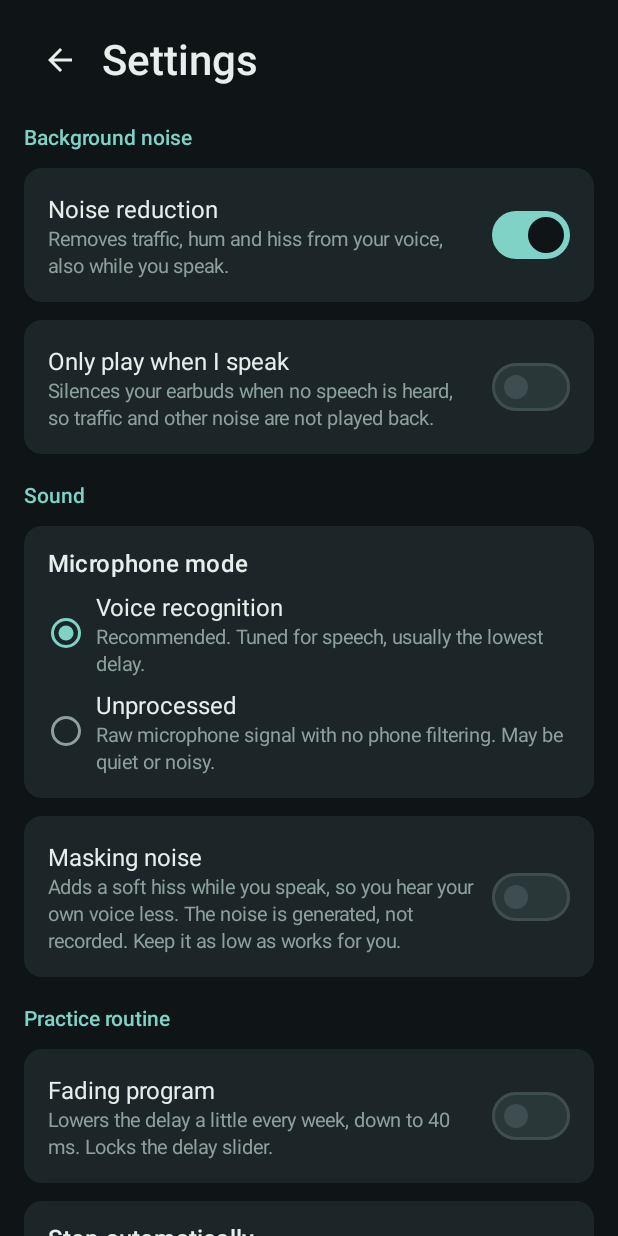
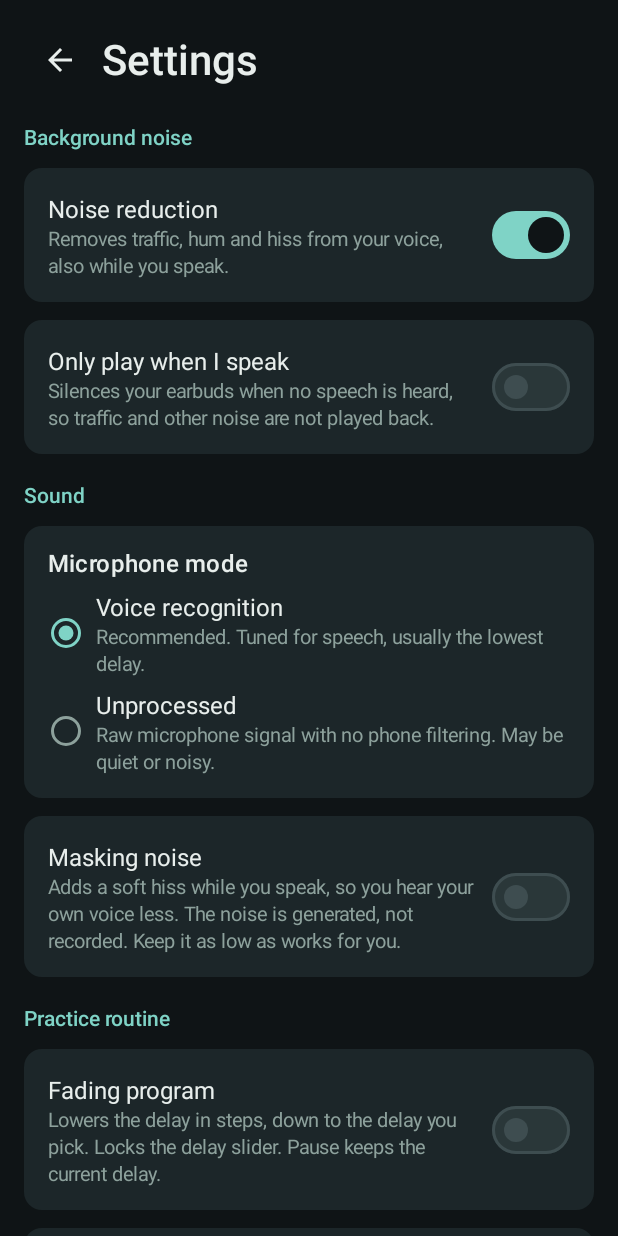
Before and after one commit to adamcseresznye/cadence, an Android app built with Jetpack Compose: the screen it shows after launch (MainActivity), after a tap on "Only play when I speak", on a phone screen of 412 x 824 dp. Run offline under Robolectric (Android 15) with nearby library versions, the phone set to English and light mode, and no system bars; 2 statements that could not run were skipped; 3 other taps on this screen came first.

Commit message:
Presets: named, shown only when saved; fading program: stop-at delay, interval, pause, step back

```diff
--- a/app/src/main/java/com/cadence/daf/Settings.kt
+++ b/app/src/main/java/com/cadence/daf/Settings.kt
@@ -11,18 +11,27 @@ data class Settings(
     val fadeStartMs: Int = 100,
     val fadeStepMs: Int = 10,
     val fadeStartDay: Long = 0,
+    val fadeTargetMs: Int = 40,
+    val fadeIntervalDays: Int = 7,
+    /** Epoch day the program was paused on; -1 = running. */
+    val fadePauseDay: Long = -1,
     val disclaimerAccepted: Boolean = false,
     val dailyGoalMin: Int = 10,
     val reminderEnabled: Boolean = false,
     val reminderMinute: Int = 18 * 60,
     val sessionLimitMin: Int = 0,
     val presets: List<Preset?> = List(PRESET_SLOTS) { null },
+    val presetNames: List<String> = List(PRESET_SLOTS) { "" },
     val maskingEnabled: Boolean = false,
     val maskingDb: Int = -25,
     val noiseReduction: Boolean = false,
 ) {
     /** The value for nativeSetMaskingDb: the level, or MASKING_OFF_DB when masking is off. */
     val engineMaskingDb: Int get() = if (maskingEnabled) maskingDb else MASKING_OFF_DB
+
+    /** The fading program's delay for [today]; a paused program stays at its pause day. */
+    fun programDelay(today: Long): Int =
+        programDelayMs(fadeStartMs, fadeStepMs, fadeStartDay, if (fadePauseDay >= 0) fadePauseDay else today, fadeTargetMs, fadeIntervalDays)
 }
 
 const val MASKING_OFF_DB = -100
@@ -45,6 +54,12 @@ fun clampFadeStartMs(ms: Int): Int = ms.coerceIn(40, 200)
 
 fun clampFadeStepMs(ms: Int): Int = ms.coerceIn(0, 50)
 
+fun clampFadeTargetMs(ms: Int): Int = ms.coerceIn(40, 200)
+
+fun clampFadeIntervalDays(days: Int): Int = days.coerceIn(1, 14)
+
+fun clampPresetName(name: String): String = name.take(16)
+
 fun clampMicPreset(index: Int): Int = if (index == 3) 3 else 1
 
 fun clampReminderMinute(minute: Int): Int = minute.coerceIn(0, 24 * 60 - 1)
--- a/app/src/main/res/values/strings.xml
+++ b/app/src/main/res/values/strings.xml
@@ -25,8 +25,14 @@
     <string name="delay_action">Delay: %1$d ms</string>
     <string name="fade_switch">Fading program</string>
     <string name="fade_start_label">Start delay: %1$d ms</string>
-    <string name="fade_step_label">Lower each week by: %1$d ms</string>
-    <string name="fade_this_week">Delay this week: %1$d ms</string>
+    <string name="fade_step_label">Lower by: %1$d ms</string>
+    <string name="fade_target_label">Stop at: %1$d ms</string>
+    <string name="fade_interval_label">Lower every %1$d days</string>
+    <string name="fade_now">Delay now: %1$d ms</string>
+    <string name="fade_pause">Pause program</string>
+    <string name="fade_back">Step back (raise delay one step)</string>
+    <string name="fade_resume">Resume program</string>
+    <string name="preset_name_hint">Preset %1$d</string>
     <string name="volume_label">Volume: %1$d dB</string>
     <string name="sensitivity_label">Voice sensitivity: %1$d</string>
     <string name="live">Live</string>
@@ -96,7 +102,7 @@
     <string name="sensitivity_caption">How easily speech opens the gate. Higher picks up quieter speech but lets in more noise.</string>
     <string name="pitch_caption">Raises or lowers your voice. Adds about 15 ms of delay.</string>
     <string name="volume_caption">Loudness in your earbuds. 0 dB is the loudest.</string>
-    <string name="fade_caption">Lowers the delay a little every week, down to 40 ms. Locks the delay slider.</string>
+    <string name="fade_caption">Lowers the delay in steps, down to the delay you pick. Locks the delay slider. Pause keeps the current delay.</string>
     <string name="reminder_switch">Daily reminder</string>
     <string name="reminder_caption">One notification a day. Skipped when you have already practised.</string>
     <string name="reminder_battery_hint">Not arriving? Set Cadence to Unrestricted under Settings, Apps, Cadence, Battery. It can still be up to 10 minutes late.</string>
@@ -117,13 +123,14 @@
     <string name="session_limit">Stop automatically</string>
     <string name="session_limit_caption">Ends practice after this many minutes. Applies from the next Start.</string>
     <string name="presets_title">Presets</string>
-    <string name="preset_empty">Preset %1$d: empty</string>
-    <string name="preset_label">Preset %1$d: %2$d ms, sensitivity %3$d, pitch %4$+d, %5$d dB</string>
-    <string name="preset_use">Use</string>
-    <string name="preset_save">Save</string>
-    <string name="preset_use_label">Use preset %1$d</string>
-    <string name="preset_save_label">Save preset %1$d</string>
-    <string name="presets_caption">Save stores the current delay, sensitivity, pitch and volume.</string>
+    <string name="preset_label">%1$d ms, sensitivity %2$d, pitch %3$+d, %4$d dB</string>
+    <string name="preset_use_label">Use %1$s</string>
+    <string name="preset_edit_label">Edit %1$s</string>
+    <string name="preset_add">Save current settings as preset</string>
+    <string name="preset_dialog_title">Preset name</string>
+    <string name="preset_done">Done</string>
+    <string name="presets_full">Three presets saved. Delete one to add another.</string>
+    <string name="presets_caption">Tap a preset to use it. A preset stores delay, sensitivity, pitch and volume.</string>
     <string name="calibrate">Match to room noise</string>
     <string name="calibrating">Stay quiet for 3 seconds…</string>
     <string name="calibrate_caption">Works while practice is running. Stay quiet and it sets the sensitivity from the noise around you.</string>
```
Also changed, not shown: app/src/main/java/com/cadence/daf/FadeProgram.kt (+11 -2 lines), app/src/main/java/com/cadence/daf/MainScreen.kt (+77 -27 lines), app/src/main/java/com/cadence/daf/MainViewModel.kt (+16 -0 lines), app/src/main/java/com/cadence/daf/SettingsRepository.kt (+51 -1 lines), app/src/main/java/com/cadence/daf/SettingsScreen.kt (+25 -2 lines), 1 other file.
